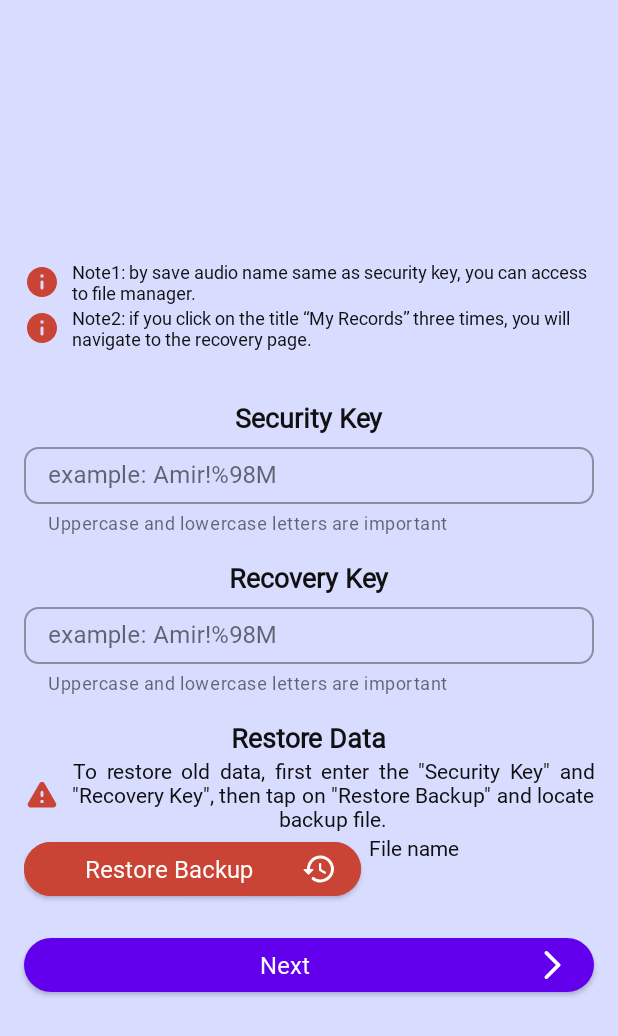
After one commit to pooryadb/SecureBox-Recorder, an Android app: the GetKeysFragment screen opened through its navigation route, on a phone screen of 412 x 824 dp. The commit adds this screen. Shown: the top 1036 px of the screen. Run offline under Robolectric (Android 15) with nearby library versions, the phone set to English and light mode, and no system bars; our stand-ins replace Dagger/Hilt's generated code; 2 statements that could not run were skipped.

Commit message:
+ BaseRepository.kt, AppRepository.kt + RepositoryModule.kt, AppCache.kt, CollectionExt.kt, MyValidator.kt + GetKeysFragment.kt, SafeViewModel.kt change exit action on BackPress in MainActivity.kt

```diff
--- /dev/null
+++ b/app/src/main/java/ir/romroid/secureboxrecorder/base/architecture/BaseRepository.kt
@@ -0,0 +1,5 @@
+package ir.romroid.secureboxrecorder.base.architecture
+
+abstract class BaseRepository {
+
+}
--- a/app/src/main/java/ir/romroid/secureboxrecorder/presentation/main/MainActivity.kt
+++ b/app/src/main/java/ir/romroid/secureboxrecorder/presentation/main/MainActivity.kt
@@ -9,6 +9,7 @@ import dagger.hilt.android.AndroidEntryPoint
 import ir.romroid.secureboxrecorder.R
 import ir.romroid.secureboxrecorder.base.component.BaseActivity
 import ir.romroid.secureboxrecorder.databinding.ActivityMainBinding
+import ir.romroid.secureboxrecorder.ext.logListE
 
 @AndroidEntryPoint
 class MainActivity : BaseActivity<ActivityMainBinding>() {
@@ -18,22 +19,24 @@ class MainActivity : BaseActivity<ActivityMainBinding>() {
 
     private var isHome: Boolean = true
 
+    private lateinit var navHostFragment: NavHostFragment
+
     override fun viewHandler(savedInstanceState: Bundle?) {
         binding?.apply {
-            val navHostFragment =
+            navHostFragment =
                 supportFragmentManager.findFragmentById(R.id.fragMain) as NavHostFragment
             listenNavController(navHostFragment.navController)
         }
     }
 
     private fun listenNavController(navController: NavController) {
-        navController.addOnDestinationChangedListener { controller, destination, _ ->
-            isHome = destination.id == controller.graph.startDestinationId
+        navController.addOnDestinationChangedListener { controller, _, _ ->
+            controller.backQueue.logListE("pdb backQueue")
         }
     }
 
     override fun onBackPressed() {
-        if (isHome) {
+        if (navHostFragment.navController.backQueue.size == 2) {//1 is home_graph & 2 is last fragment
             doubleExit(false)
         } else {
             super.onBackPressed()
--- a/app/src/main/java/ir/romroid/secureboxrecorder/presentation/recorder/list/RecorderListViewModel.kt
+++ b/app/src/main/java/ir/romroid/secureboxrecorder/presentation/recorder/RecorderListViewModel.kt
@@ -1,4 +1,4 @@
-package ir.romroid.secureboxrecorder.presentation.recorder.list
+package ir.romroid.secureboxrecorder.presentation.recorder
 
 import android.content.Context
 import androidx.core.net.toUri
@@ -6,6 +6,7 @@ import androidx.lifecycle.LiveData
 import dagger.hilt.android.lifecycle.HiltViewModel
 import ir.romroid.secureboxrecorder.base.architecture.BaseViewModel
 import ir.romroid.secureboxrecorder.domain.model.AudioModel
+import ir.romroid.secureboxrecorder.domain.repository.AppRepository
 import ir.romroid.secureboxrecorder.ext.logD
 import ir.romroid.secureboxrecorder.utils.VOICE_SAVED_FOLDER_NAME
 import ir.romroid.secureboxrecorder.utils.liveData.SingleLiveData
@@ -14,6 +15,7 @@ import javax.inject.Inject
 
 @HiltViewModel
 class RecorderListViewModel @Inject constructor(
+    private val appRepository: AppRepository
 ) : BaseViewModel() {
 
     private val _liveRecordedList = SingleLiveData<List<AudioModel>>()
--- a/app/src/main/java/ir/romroid/secureboxrecorder/presentation/recorder/list/RecordListFragment.kt
+++ b/app/src/main/java/ir/romroid/secureboxrecorder/presentation/recorder/list/RecordListFragment.kt
@@ -4,6 +4,7 @@ import android.os.Bundle
 import android.view.LayoutInflater
 import android.view.View
 import android.view.ViewGroup
+import androidx.fragment.app.activityViewModels
 import androidx.fragment.app.viewModels
 import androidx.navigation.fragment.findNavController
 import dagger.hilt.android.AndroidEntryPoint
@@ -12,6 +13,8 @@ import ir.romroid.secureboxrecorder.base.component.BaseFragment
 import ir.romroid.secureboxrecorder.databinding.FragmentRecordListBinding
 import ir.romroid.secureboxrecorder.ext.getBackStackLiveData
 import ir.romroid.secureboxrecorder.ext.toast
+import ir.romroid.secureboxrecorder.presentation.recorder.RecorderListViewModel
+import ir.romroid.secureboxrecorder.presentation.safe.SafeViewModel
 import ir.romroid.secureboxrecorder.utils.BACK_FROM_DELETE_RECORD
 import ir.romroid.secureboxrecorder.utils.BACK_FROM_RECORDER
 import javax.inject.Inject
@@ -25,9 +28,17 @@ class RecordListFragment : BaseFragment<FragmentRecordListBinding>() {
     @Inject
     lateinit var audioAdapter: AudioAdapter
 
-    private val recorderListViewModel by viewModels<RecorderListViewModel>()
+    private val recorderVM by viewModels<RecorderListViewModel>()
+    private val safeVM by activityViewModels<SafeViewModel>()
 
     override fun viewHandler(view: View, savedInstanceState: Bundle?) {
+        if (safeVM.shouldSetUserKey()) {
+            findNavController().navigate(
+                RecordListFragmentDirections.actionRecordListFragmentToGetKeysFragment()
+            )
+            return
+        }
+
         binding?.apply {
 
             btnAdd.setOnClickListener {
@@ -59,14 +70,14 @@ class RecordListFragment : BaseFragment<FragmentRecordListBinding>() {
             }
 
             if (isRestoredFromBackStack.not())
-                recorderListViewModel.fetchRecordedList(requireContext())
+                recorderVM.fetchRecordedList(requireContext())
         }
     }
 
     override fun initObservers() {
         super.initObservers()
 
-        recorderListViewModel.liveRecordedList.observe(this) {
+        recorderVM.liveRecordedList.observe(this) {
             audioAdapter.submitList(it)
         }
     }
@@ -79,16 +90,16 @@ class RecordListFragment : BaseFragment<FragmentRecordListBinding>() {
                 if (it) {
                     // TODO: goto file manager page
                 } else {
-                    recorderListViewModel.fetchRecordedList(requireContext())
+                    recorderVM.fetchRecordedList(requireContext())
                 }
             }
 
         findNavController().getBackStackLiveData<Long?>(BACK_FROM_DELETE_RECORD)
             ?.observe(this) { recordId ->
                 if (recordId != null) {
-                    recorderListViewModel.deleteRecord(recordId).let {
+                    recorderVM.deleteRecord(recordId).let {
                         if (it) {
-                            recorderListViewModel.fetchRecordedList(requireContext())
+                            recorderVM.fetchRecordedList(requireContext())
                             return@observe
                         }
                     }
--- /dev/null
+++ b/app/src/main/java/ir/romroid/secureboxrecorder/presentation/safe/keys/GetKeysFragment.kt
@@ -0,0 +1,86 @@
+package ir.romroid.secureboxrecorder.presentation.safe.keys
+
+import android.net.Uri
+import android.os.Bundle
+import android.view.LayoutInflater
+import android.view.View
+import android.view.ViewGroup
+import androidx.activity.result.contract.ActivityResultContracts
+import androidx.fragment.app.activityViewModels
+import androidx.navigation.fragment.findNavController
+import dagger.hilt.android.AndroidEntryPoint
+import ir.romroid.secureboxrecorder.R
+import ir.romroid.secureboxrecorder.base.component.BaseFragment
+import ir.romroid.secureboxrecorder.databinding.FragmentGetKeysBinding
+import ir.romroid.secureboxrecorder.ext.logD
+import ir.romroid.secureboxrecorder.presentation.safe.SafeViewModel
+import ir.romroid.secureboxrecorder.utils.MyValidator
+
+@AndroidEntryPoint
+class GetKeysFragment : BaseFragment<FragmentGetKeysBinding>() {
+
+    override val bindingInflater: (LayoutInflater, ViewGroup?, Boolean) -> FragmentGetKeysBinding
+        get() = FragmentGetKeysBinding::inflate
+
+    private val safeVM by activityViewModels<SafeViewModel>()
+
+    private val TAG = "GetKeys"
+
+    private var uriTemp: Uri? = null
+
+    override fun viewHandler(view: View, savedInstanceState: Bundle?) {
+        binding?.apply {
+            btnNext.setOnClickListener {
+
+                if (trySaveKeys()) {
+                    if (uriTemp != null) {
+                        // TODO: unpack restore file}
+                    }
+
+                    findNavController().navigate(
+                        GetKeysFragmentDirections.actionGetKeysFragmentToRecordListFragment()
+                    )
+                }
+            }
+
+            btnRestore.setOnClickListener {
+                getContent.launch("application/zip")
+            }
+        }
+    }
+
+    private fun trySaveKeys(): Boolean = binding?.run {
+        val securityKey = etSecurity.editText?.text.toString()
+        val recoveryKey = etRecovery.editText?.text.toString()
+
+        val securityError = MyValidator.isPasswordValid(securityKey)?.let { getString(it) }
+        val recoveryError = MyValidator.isPasswordValid(recoveryKey)?.let { getString(it) }
+
+        etSecurity.error = securityError
+        etRecovery.error = recoveryError
+        if (securityError != null || recoveryError != null)
+            return@run false
+
+        safeVM.saveUserKey(securityKey)
+        safeVM.saveRecoveryKey(recoveryKey)
+
+        return@run true
+    } ?: false
+
+    private val getContent = registerForActivityResult(
+        ActivityResultContracts.GetContent()
+    ) {
+        it?.let {
+            uriTemp = it
+
+            binding?.tvRestoreFileName?.text =
+                "%s:\n%s".format(
+                    getString(R.string.file_name),
+                    safeVM.getFileNameFromCursor(requireContext(), it)
+                )
+        }
+        "showFileChooser uri: $it".logD(TAG)
+
+    }
+
+}
--- /dev/null
+++ b/app/src/main/res/drawable/ic_arrow_forward.xml
@@ -0,0 +1,11 @@
+<vector xmlns:android="http://schemas.android.com/apk/res/android"
+    android:width="24dp"
+    android:height="24dp"
+    android:autoMirrored="true"
+    android:tint="?attr/colorControlNormal"
+    android:viewportWidth="24"
+    android:viewportHeight="24">
+    <path
+        android:fillColor="@android:color/white"
+        android:pathData="M7.38,21.01c0.49,0.49 1.28,0.49 1.77,0l8.31,-8.31c0.39,-0.39 0.39,-1.02 0,-1.41L9.15,2.98c-0.49,-0.49 -1.28,-0.49 -1.77,0s-0.49,1.28 0,1.77L14.62,12l-7.25,7.25c-0.48,0.48 -0.48,1.28 0.01,1.76z" />
+</vector>
--- /dev/null
+++ b/app/src/main/res/drawable/ic_round_info.xml
@@ -0,0 +1,10 @@
+<vector xmlns:android="http://schemas.android.com/apk/res/android"
+    android:width="24dp"
+    android:height="24dp"
+    android:tint="?attr/colorControlNormal"
+    android:viewportWidth="24"
+    android:viewportHeight="24">
+    <path
+        android:fillColor="@android:color/white"
+        android:pathData="M12,2C6.48,2 2,6.48 2,12s4.48,10 10,10 10,-4.48 10,-10S17.52,2 12,2zM12,17c-0.55,0 -1,-0.45 -1,-1v-4c0,-0.55 0.45,-1 1,-1s1,0.45 1,1v4c0,0.55 -0.45,1 -1,1zM13,9h-2L11,7h2v2z" />
+</vector>
--- /dev/null
+++ b/app/src/main/res/drawable/ic_round_restore.xml
@@ -0,0 +1,10 @@
+<vector xmlns:android="http://schemas.android.com/apk/res/android"
+    android:width="24dp"
+    android:height="24dp"
+    android:tint="?attr/colorControlNormal"
+    android:viewportWidth="24"
+    android:viewportHeight="24">
+    <path
+        android:fillColor="@android:color/white"
+        android:pathData="M13.25,3c-5.09,-0.14 -9.26,3.94 -9.26,9L2.2,12c-0.45,0 -0.67,0.54 -0.35,0.85l2.79,2.8c0.2,0.2 0.51,0.2 0.71,0l2.79,-2.8c0.32,-0.31 0.09,-0.85 -0.35,-0.85h-1.8c0,-3.9 3.18,-7.05 7.1,-7 3.72,0.05 6.85,3.18 6.9,6.9 0.05,3.91 -3.1,7.1 -7,7.1 -1.61,0 -3.1,-0.55 -4.28,-1.48 -0.4,-0.31 -0.96,-0.28 -1.32,0.08 -0.42,0.43 -0.39,1.13 0.08,1.5 1.52,1.19 3.44,1.9 5.52,1.9 5.05,0 9.14,-4.17 9,-9.26 -0.13,-4.69 -4.05,-8.61 -8.74,-8.74zM12.74,8c-0.41,0 -0.75,0.34 -0.75,0.75v3.68c0,0.35 0.19,0.68 0.49,0.86l3.12,1.85c0.36,0.21 0.82,0.09 1.03,-0.26 0.21,-0.36 0.09,-0.82 -0.26,-1.03l-2.88,-1.71v-3.4c0,-0.4 -0.33,-0.74 -0.75,-0.74z" />
+</vector>
--- /dev/null
+++ b/app/src/main/res/drawable/ic_warning.xml
@@ -0,0 +1,10 @@
+<vector xmlns:android="http://schemas.android.com/apk/res/android"
+    android:width="24dp"
+    android:height="24dp"
+    android:tint="?attr/colorControlNormal"
+    android:viewportWidth="24"
+    android:viewportHeight="24">
+    <path
+        android:fillColor="@android:color/white"
+        android:pathData="M4.47,21h15.06c1.54,0 2.5,-1.67 1.73,-3L13.73,4.99c-0.77,-1.33 -2.69,-1.33 -3.46,0L2.74,18c-0.77,1.33 0.19,3 1.73,3zM12,14c-0.55,0 -1,-0.45 -1,-1v-2c0,-0.55 0.45,-1 1,-1s1,0.45 1,1v2c0,0.55 -0.45,1 -1,1zM13,18h-2v-2h2v2z" />
+</vector>
--- /dev/null
+++ b/app/src/main/res/layout/fragment_get_keys.xml
@@ -0,0 +1,147 @@
+<?xml version="1.0" encoding="utf-8"?>
+<ScrollView xmlns:android="http://schemas.android.com/apk/res/android"
+    xmlns:app="http://schemas.android.com/apk/res-auto"
+    android:layout_width="match_parent"
+    android:layout_height="match_parent">
+
+    <androidx.appcompat.widget.LinearLayoutCompat
+        android:layout_width="match_parent"
+        android:layout_height="wrap_content"
+        android:layout_gravity="center"
+        android:clipToPadding="false"
+        android:gravity="center"
+        android:orientation="vertical"
+        android:padding="@dimen/margin">
+
+        <com.google.android.material.textview.MaterialTextView
+            style="@style/txt.h0"
+            android:layout_width="match_parent"
+            android:layout_height="wrap_content"
+            android:layout_marginTop="@dimen/margin"
+            android:drawablePadding="@dimen/padding"
+            android:text="@string/set_security_key_note1"
+            app:drawableStartCompat="@drawable/ic_round_info"
+            app:drawableTint="?attr/colorError" />
+
+        <com.google.android.material.textview.MaterialTextView
+            style="@style/txt.h0"
+            android:layout_width="match_parent"
+            android:layout_height="wrap_content"
+            android:layout_marginBottom="@dimen/margin"
+            android:drawablePadding="@dimen/padding"
+            android:text="@string/set_security_key_note2"
+            app:drawableStartCompat="@drawable/ic_round_info"
+            app:drawableTint="?attr/colorError" />
+
+        <com.google.android.material.textview.MaterialTextView
+            style="@style/txt.h3.bold"
+            android:layout_width="wrap_content"
+            android:layout_height="wrap_content"
+            android:layout_marginTop="@dimen/margin"
+            android:text="@string/security_key" />
+
+        <com.google.android.material.textfield.TextInputLayout
+            android:id="@+id/etSecurity"
+            style="@style/input.outline"
+            android:layout_width="match_parent"
+            android:layout_height="wrap_content"
+            app:helperText="@string/set_security_key_warning"
+            app:hintTextAppearance="@style/txt.h2">
+
+            <com.google.android.material.textfield.TextInputEditText
+                android:layout_width="match_parent"
+                android:layout_height="wrap_content"
+                android:hint="@string/security_hint_example"
+                android:imeOptions="actionNext"
+                android:lines="1"
+                android:maxLines="1"
+                android:nextFocusForward="@id/etRecovery"
+                android:padding="@dimen/padding"
+                android:singleLine="true" />
+        </com.google.android.material.textfield.TextInputLayout>
+
+        <com.google.android.material.textview.MaterialTextView
+            style="@style/txt.h3.bold"
+            android:layout_width="wrap_content"
+            android:layout_height="wrap_content"
+            android:layout_marginTop="@dimen/margin"
+            android:text="@string/recovery_key" />
+
+        <com.google.android.material.textfield.TextInputLayout
+            android:id="@+id/etRecovery"
+            style="@style/input.outline"
+            android:layout_width="match_parent"
+            android:layout_height="wrap_content"
+            app:helperText="@string/set_security_key_warning"
+            app:hintTextAppearance="@style/txt.h2">
+
+            <com.google.android.material.textfield.TextInputEditText
+                android:layout_width="match_parent"
+                android:layout_height="wrap_content"
+                android:hint="@string/security_hint_example"
+                android:imeOptions="actionDone"
+                android:lines="1"
+                android:maxLines="1"
+                android:padding="@dimen/padding"
+                android:singleLine="true" />
+        </com.google.android.material.textfield.TextInputLayout>
+
+        <com.google.android.material.textview.MaterialTextView
+            style="@style/txt.h3.bold"
+            android:layout_width="wrap_content"
+            android:layout_height="wrap_content"
+            android:layout_marginTop="@dimen/margin"
+            android:text="@string/restore_data" />
+
+        <com.google.android.material.textview.MaterialTextView
+            style="@style/txt.h1.medium"
+            android:layout_width="match_parent"
+            android:layout_height="wrap_content"
+            android:drawablePadding="@dimen/padding"
+            android:justificationMode="inter_word"
+            android:text="@string/restore_note"
+            android:textAlignment="center"
+            app:drawableStartCompat="@drawable/ic_warning"
+            app:drawableTint="?attr/colorError" />
+
+        <androidx.appcompat.widget.LinearLayoutCompat
+            android:layout_width="match_parent"
+            android:layout_height="wrap_content"
+            android:clipToPadding="false"
+            android:orientation="horizontal">
+
+            <com.google.android.material.button.MaterialButton
+                android:id="@+id/btnRestore"
+                style="@style/btn.colored"
+                android:layout_width="0dp"
+                android:layout_height="wrap_content"
+                android:layout_marginEnd="5dp"
+                android:layout_weight="3"
+                android:backgroundTint="?attr/colorError"
+                android:text="@string/restore_backup"
+                android:textColor="?attr/colorOnError"
+                app:icon="@drawable/ic_round_restore" />
+
+            <com.google.android.material.textview.MaterialTextView
+                android:id="@+id/tvRestoreFileName"
+                style="@style/txt.h1"
+                android:layout_width="0dp"
+                android:layout_height="match_parent"
+                android:layout_weight="2"
+                android:lines="2"
+                android:maxLines="2"
+                android:text="@string/file_name" />
+
+        </androidx.appcompat.widget.LinearLayoutCompat>
+
+        <com.google.android.material.button.MaterialButton
+            android:id="@+id/btnNext"
+            style="@style/btn.colored"
+            android:layout_width="match_parent"
+            android:layout_height="wrap_content"
+            android:layout_marginTop="@dimen/margin"
+            android:text="@string/next"
+            app:icon="@drawable/ic_arrow_forward" />
+
+    </androidx.appcompat.widget.LinearLayoutCompat>
+</ScrollView>
--- a/app/src/main/res/navigation/home_graph.xml
+++ b/app/src/main/res/navigation/home_graph.xml
@@ -19,6 +19,11 @@
         <action
             android:id="@+id/action_recordListFragment_to_dialogAudioPlayer"
             app:destination="@id/dialogAudioPlayer" />
+        <action
+            android:id="@+id/action_recordListFragment_to_getKeysFragment"
+            app:destination="@id/getKeysFragment"
+            app:popUpTo="@id/recordListFragment"
+            app:popUpToInclusive="true" />
     </fragment>
 
     <dialog
@@ -45,4 +50,14 @@
             app:argType="ir.romroid.secureboxrecorder.domain.model.AudioModel" />
     </dialog>
 
+    <fragment
+        android:id="@+id/getKeysFragment"
+        android:name="ir.romroid.secureboxrecorder.presentation.safe.keys.GetKeysFragment"
+        android:label="GetKeysFragment"
+        tools:layout="@layout/fragment_get_keys">
+        <action
+            android:id="@+id/action_getKeysFragment_to_recordListFragment"
+            app:destination="@id/recordListFragment" />
+    </fragment>
+
 </navigation>
--- a/app/src/main/res/values/strings.xml
+++ b/app/src/main/res/values/strings.xml
@@ -12,4 +12,23 @@
     <string name="are_you_sure_you_want_to_delete_this_record">Are you sure you want to delete this record?</string>
     <string name="cant_find_file">Can\'t find file!</string>
     <string name="cancel">cancel</string>
+
+    <string name="set_security_key_warning">Uppercase and lowercase letters are important</string>
+    <string name="set_security_key_note1">Note1: by save audio name same as security key, you can access to file manager.</string>
+    <string name="set_security_key_note2">Note2: if you click on the title “My Records” three times, you will navigate to the recovery page.</string>
+    <string name="security_hint_example">example: Amir!%98M</string>
+    <string name="security_key">Security Key</string>
+    <string name="recovery_key">Recovery Key</string>
+    <string name="restore_note">To restore old data, first enter the \"Security Key\" and \"Recovery Key\", then tap on \"Restore Backup\" and locate backup file.</string>
+    <string name="restore_backup">Restore Backup</string>
+    <string name="restore_data">Restore Data</string>
+    <string name="next">Next</string>
+    <string name="input_is_empty">Text input is empty please fill text field</string>
+    <string name="file_name">File name</string>
+
+    <string name="invalid_pass_special_letter">one of signs ~ ! @ $ ^ _ |</string>
+    <string name="invalid_pass_string">at least one lower-case and one upper-case letter</string>
+    <string name="invalid_pass_numbers">at least one number</string>
+    <string name="invalid_pass_long">at least 6 character</string>
+
 </resources>
```
Also changed, not shown: app/src/main/java/ir/romroid/secureboxrecorder/domain/provider/AppCache.kt (added, +43 -0 lines), app/src/main/java/ir/romroid/secureboxrecorder/domain/repository/AppRepository.kt (added, +16 -0 lines), app/src/main/java/ir/romroid/secureboxrecorder/ext/CollectionExt.kt (added, +20 -0 lines), app/src/main/java/ir/romroid/secureboxrecorder/hilt/AppModule.kt (+20 -0 lines), app/src/main/java/ir/romroid/secureboxrecorder/hilt/RepositoryModule.kt (added, +20 -0 lines), app/src/main/java/ir/romroid/secureboxrecorder/presentation/safe/SafeViewModel.kt (added, +53 -0 lines), app/src/main/java/ir/romroid/secureboxrecorder/utils/MyValidator.kt (added, +47 -0 lines).
